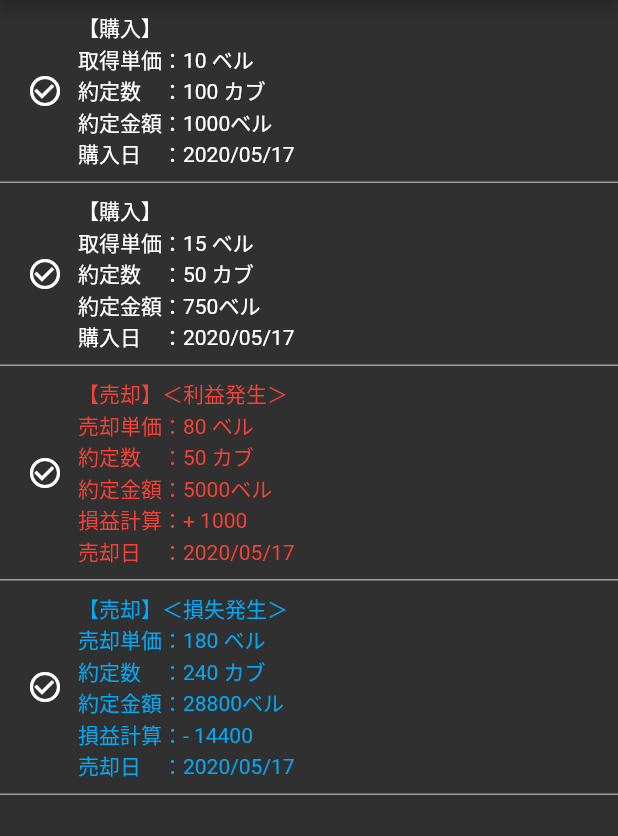
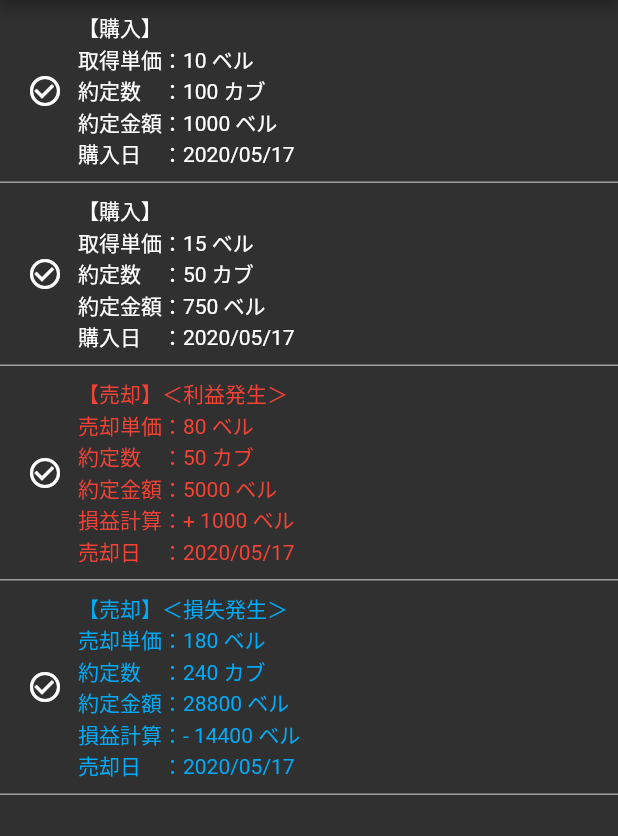
Before and after one commit to jskny/atumori-stock-manager, a Flutter app: the screen it shows after launch, swiped to page 2, on a phone screen of 412 x 824 dp, the part 84-920 px from its top. Run offline on Flutter 3.47's test engine with Material 2 defaults, Android fonts, the phone set to English and light mode, and no system bars; our stand-ins replace firebase_auth, google_sign_in; missing offline and left inert: dart:html; accounts and stored records are empty.

Commit message:
small fix.

```diff
--- a/lib/main.dart
+++ b/lib/main.dart
@@ -90,7 +90,7 @@ class _MyHomePageState extends State<MyHomePage> {
 
 			// 左側メニュー
 			drawer: Drawer(
-					child: _createLeftMenu()
+				child: _createLeftMenu()
 			),
 
 			body: new PageView(
@@ -150,7 +150,11 @@ class _MyHomePageState extends State<MyHomePage> {
 							child:Icon(Icons.check_circle_outline),
 						),
 						Text(
-							"【購入】\n取得単価：${price} ベル\n約定数　：${count} カブ\n約定金額：${price * count}ベル\n購入日　：2020/05/17",
+							"【購入】\n"
+							"取得単価：${price} ベル\n"
+							"約定数　：${count} カブ\n"
+							"約定金額：${price * count} ベル\n"
+							"購入日　：2020/05/17",
 							style: TextStyle(
 								color:Colors.white,
 								fontSize: 14.0
@@ -161,7 +165,7 @@ class _MyHomePageState extends State<MyHomePage> {
 			),
 
 			onTap: () {
-			 print("onTap called.");
+				print("onTap called.");
 			},
 		);
 	}
@@ -185,7 +189,12 @@ class _MyHomePageState extends State<MyHomePage> {
 								child:Icon(Icons.check_circle_outline),
 							),
 							Text(
-								"【売却】${(sellPrice - boughtPrice < 0) ? "＜損失発生＞" : "＜利益発生＞"}\n売却単価：${boughtPrice} ベル\n約定数　：${sellCount} カブ\n約定金額：${sellPrice * sellCount}ベル\n損益計算：${(sellPrice - boughtPrice) > 0 ? "+" : "-"} ${((sellPrice - boughtPrice) * sellCount).abs()}\n売却日　：2020/05/17",
+								"【売却】${(sellPrice - boughtPrice < 0) ? "＜損失発生＞" : "＜利益発生＞"}\n"
+								"売却単価：${boughtPrice} ベル\n"
+								"約定数　：${sellCount} カブ\n"
+								"約定金額：${sellPrice * sellCount} ベル\n"
+								"損益計算：${(sellPrice - boughtPrice) > 0 ? "+" : "-"} ${((sellPrice - boughtPrice) * sellCount).abs()} ベル\n"
+								"売却日　：2020/05/17",
 								style: TextStyle(
 									color: (sellPrice - boughtPrice < 0) ? Colors.lightBlue : Colors.red,
 									fontSize: 14.0
@@ -196,7 +205,7 @@ class _MyHomePageState extends State<MyHomePage> {
 				),
 
 			onTap: () {
-			 print("onTap called.");
+				print("onTap called.");
 			},
 		);
 	}
```
